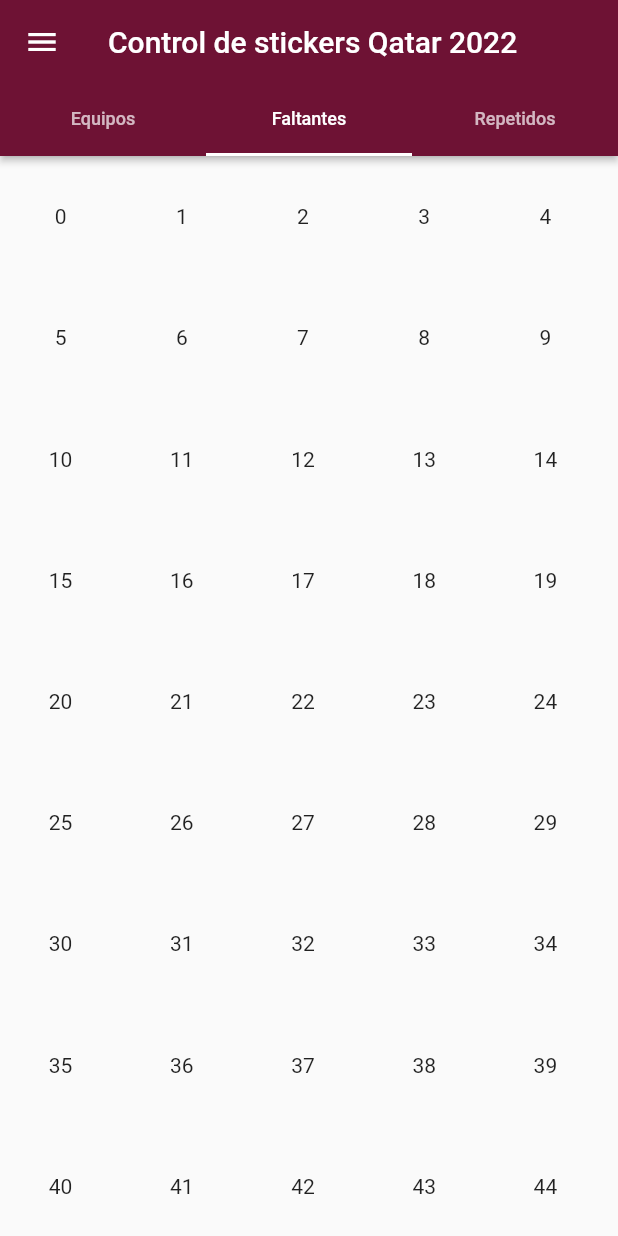
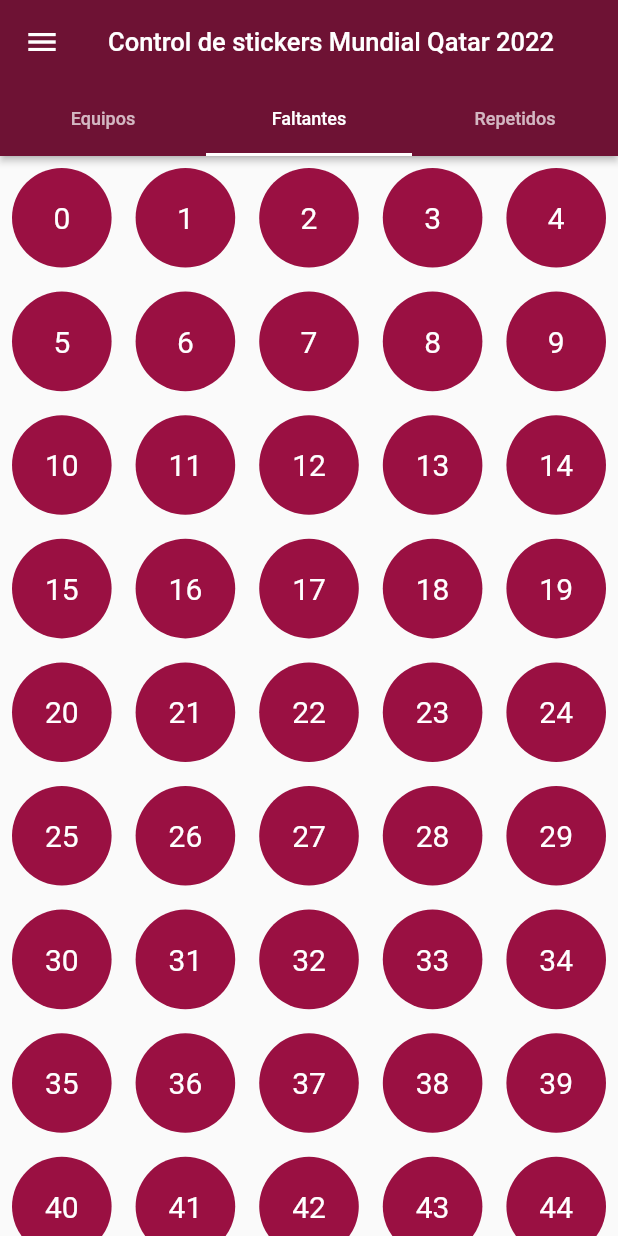
Before and after one commit to david98pp/album_control, a Flutter app: the screen it shows after launch, on a phone screen of 412 x 824 dp. Run offline on Flutter 3.47's test engine with Material 2 defaults, Android fonts, the phone set to English and light mode, and no system bars; our stand-ins replace sembast.

Commit message:
- add menus - add drawer header.jpeg - change styles

```diff
--- /dev/null
+++ b/lib/diff_in_days.dart
@@ -0,0 +1,16 @@
+String diffInDays() {
+  var dateOfWorldCup = DateTime(2022, 11, 20);
+  var currentDate = DateTime.now();
+  var different = currentDate.difference(dateOfWorldCup).inDays;
+  if (different <= 0) {
+    int absValue = different.abs();
+    if (absValue >= 2) {
+      return 'Faltan ${absValue.toString()} días para el mundial';
+    } else if (absValue == 1) {
+      return 'Mañana es el incio de la Copa del Mundo';
+    } else if (absValue == 0) {
+      return 'Hoy incio de la Copa del Mundo';
+    }
+  }
+  return '';
+}
--- a/lib/main.dart
+++ b/lib/main.dart
@@ -1,10 +1,11 @@
 import 'package:album_control/data/album_data.dart';
+import 'package:album_control/diff_in_days.dart';
 import 'package:album_control/model/group_model.dart';
 import 'package:album_control/model/sticker_model.dart';
-import 'package:album_control/provider/groupExpansionProvider.dart';
-import 'package:album_control/provider/stickerProvider.dart';
+import 'package:album_control/provider/group_expansion_provider.dart';
+import 'package:album_control/provider/sticker_provider.dart';
+import 'package:album_control/ui/modals/dialog_update.dart';
 import 'package:flutter/material.dart';
-import 'package:flutter/services.dart';
 import 'package:provider/provider.dart';
 
 late StickerProvider _providerSticker;
@@ -45,7 +46,7 @@ class MyApp extends StatelessWidget {
   @override
   Widget build(BuildContext context) {
     return MaterialApp(
-      title: 'Control de stickers Qatar 2022',
+      title: 'Control de stickers Mundial Qatar 2022',
       theme: ThemeData(primarySwatch: getMaterialColorFromColor(const Color.fromARGB(255, 110, 18, 52))),
       home: ChangeNotifierProvider(create: (_) => StickerProvider(), child: const MyHomePage()),
     );
@@ -71,14 +72,32 @@ class MyHomePage extends StatelessWidget {
             child: ListView(
               padding: EdgeInsets.zero,
               children: [
-                const DrawerHeader(
-                  decoration: BoxDecoration(
-                    color: Colors.blue,
+                DrawerHeader(
+                  decoration: const BoxDecoration(color: Color.fromARGB(255, 110, 18, 52)),
+                  child: Column(
+                    mainAxisSize: MainAxisSize.min,
+                    children: [
+                      Expanded(child: Image.asset("assets/images/header.jpeg", fit: BoxFit.contain)),
+                      Padding(
+                        padding: const EdgeInsets.all(8.0),
+                        child: Text(diffInDays(), style: const TextStyle(color: Colors.white)),
                       ),
-                  child: Text('Drawer Header'),
+                    ],
+                  ),
                 ),
                 ListTile(
+                  leading: const Icon(Icons.data_saver_off_rounded),
                   title: const Text('Estadísticas'),
+                  onTap: () => Navigator.pop(context),
+                ),
+                ListTile(
+                  leading: const Icon(Icons.info_outline_rounded),
+                  title: const Text('Acerca de'),
+                  onTap: () => Navigator.pop(context),
+                ),
+                ListTile(
+                  leading: const Icon(Icons.close),
+                  title: const Text('Cerrar'),
                   onTap: () => Navigator.pop(context),
                 ),
               ],
@@ -86,7 +105,7 @@ class MyHomePage extends StatelessWidget {
           ),
         ),
         appBar: AppBar(
-          title: const Text('Control de stickers Qatar 2022'),
+          title: const Text('Control de stickers Mundial Qatar 2022', style: TextStyle(fontSize: 17)),
           centerTitle: true,
           elevation: 2,
           bottom: providerAlbum.loading
@@ -119,9 +138,12 @@ class MyHomePage extends StatelessWidget {
               )
             : TabBarView(
                 children: <Widget>[
-                  Padding(
-                    padding: const EdgeInsets.only(right: 8.0, bottom: 8.0),
+                  Container(
+                    color: const Color.fromARGB(255, 110, 18, 52),
+                    child: Padding(
+                      padding: const EdgeInsets.all(8.0),
                       child: SingleChildScrollView(
+                        physics: const BouncingScrollPhysics(),
                         child: Column(
                           children: [
                             ...listGroup
@@ -129,11 +151,13 @@ class MyHomePage extends StatelessWidget {
                                   (group) => ChangeNotifierProvider(
                                     create: (_) => GroupExpansionProvider(),
                                     child: Consumer<GroupExpansionProvider>(builder: (_, providerCountry, __) {
-                                    return ExpansionPanelList(
+                                      return Padding(
+                                        padding: const EdgeInsets.all(8.0),
+                                        child: ExpansionPanelList(
                                           children: [
                                             ExpansionPanel(
                                               headerBuilder: (context, isExpanded) {
-                                            return ListTile(title: Text(group.groupName));
+                                                return ListTile(title: Text(group.groupName, style: const TextStyle(fontSize: 20)));
                                               },
                                               canTapOnHeader: true,
                                               isExpanded: providerCountry.isExpanded,
@@ -148,7 +172,7 @@ class MyHomePage extends StatelessWidget {
                                                       group.groupName != 'Especiales'
                                                           ? Text(
                                                               group.countries[j].name,
-                                                          style: const TextStyle(fontSize: 17.0, fontWeight: FontWeight.bold),
+                                                              style: const TextStyle(fontSize: 19.0, fontWeight: FontWeight.bold),
                                                             )
                                                           : Container(),
                                                       GridView.builder(
@@ -163,18 +187,24 @@ class MyHomePage extends StatelessWidget {
                                                               return InkWell(
                                                                 onLongPress: () {
                                                                   Sticker sticker = provider.getSticker(group.countries[j], listSticker, indexc);
-                                                              showDialogUpdate(context, sticker);
+                                                                  showDialogUpdate(context, sticker, _providerSticker);
                                                                 },
                                                                 onTap: () async => await provider.updateQuantityTeams(group.countries[j], listSticker, indexc),
                                                                 child: Stack(
                                                                   children: [
                                                                     Align(
-                                                                    alignment: Alignment.center,
-                                                                    child: Text(listSticker[i + sum].number.toString(), style: const TextStyle(fontSize: 15.0))),
+                                                                      child: Text(
+                                                                        listSticker[i + sum].number.toString(),
+                                                                        style: const TextStyle(fontSize: 18.0, color: Color.fromARGB(255, 110, 18, 52)),
+                                                                      ),
+                                                                    ),
                                                                     if (listSticker[i + sum].repeated > 0)
                                                                       Align(
                                                                         alignment: Alignment.bottomRight,
-                                                                    child: Text(listSticker[i + sum].repeated.toString(), style: const TextStyle(fontSize: 12.0)),
+                                                                        child: Text(
+                                                                          listSticker[i + sum].repeated.toString(),
+                                                                          style: const TextStyle(fontSize: 13.0, color: Color.fromARGB(255, 110, 18, 52)),
+                                                                        ),
                                                                       )
                                                                   ],
                                                                 ),
@@ -193,12 +223,14 @@ class MyHomePage extends StatelessWidget {
                                           expansionCallback: (panelIndex, isExpanded) {
                                             providerCountry.isExpanded = !isExpanded;
                                           },
+                                        ),
                                       );
                                     }),
                                   ),
                                 )
                                 .toList(),
                           ],
+                        ),
                       ),
                     ),
                   ),
@@ -230,19 +262,32 @@ class MyHomePage extends StatelessWidget {
                     builder: (_, provider, __) {
                       List<Sticker> listMissing = [...listSticker];
                       listMissing.removeWhere((element) => element.repeated != 0);
-                      return Padding(
-                        padding: const EdgeInsets.only(right: 8.0, bottom: 8.0),
-                        child: GridView.builder(
+                      return GridView.builder(
+                        gridDelegate: const SliverGridDelegateWithFixedCrossAxisCount(crossAxisCount: 5),
                         itemCount: listMissing.length,
-                          itemBuilder: (context, index) => InkWell(
+                        itemBuilder: (context, index) => Padding(
+                          padding: const EdgeInsets.all(8.0),
+                          child: InkWell(
+                            borderRadius: BorderRadius.circular(100),
+                            radius: 100,
                             onTap: () async => await provider.updateQuantity(listMissing[index]),
-                            onLongPress: () => showDialogUpdate(context, listMissing[index]),
+                            onLongPress: () => showDialogUpdate(context, listMissing[index], _providerSticker),
+                            child: Container(
+                              height: 100,
+                              width: 100,
+                              decoration: BoxDecoration(
+                                color: const Color.fromARGB(255, 154, 16, 66),
+                                borderRadius: BorderRadius.circular(100),
+                              ),
                               child: Align(
                                 alignment: Alignment.center,
-                              child: Text(listMissing[index].number.toString()),
+                                child: Text(
+                                  listMissing[index].number.toString(),
+                                  style: const TextStyle(color: Colors.white, fontSize: 20),
                                 ),
                               ),
-                          gridDelegate: const SliverGridDelegateWithFixedCrossAxisCount(crossAxisCount: 5),
+                            ),
+                          ),
                         ),
                       );
                     },
@@ -257,7 +302,7 @@ class MyHomePage extends StatelessWidget {
                           itemCount: listRepeated.length,
                           itemBuilder: (context, index) => InkWell(
                             onTap: () async => await provider.updateQuantity(listRepeated[index]),
-                            onLongPress: () => showDialogUpdate(context, listRepeated[index]),
+                            onLongPress: () => showDialogUpdate(context, listRepeated[index], _providerSticker),
                             child: Stack(
                               children: [
                                 Align(alignment: Alignment.center, child: Text(listRepeated[index].number.toString())),
@@ -278,62 +323,4 @@ class MyHomePage extends StatelessWidget {
       ),
     );
   }
-
-  void showDialogUpdate(BuildContext context, Sticker sticker) {
-    TextEditingController controller = TextEditingController(text: sticker.repeated.toString());
-
-    String? numberValidator(String? value) {
-      if (value == null) {
-        return null;
 }
-      final n = int.tryParse(value);
-      if (n == null || n < 0) {
-        return '"$value" no es número válido';
-      }
-      return null;
-    }
-
-    showDialog(
-      context: context,
-      builder: (_) => AlertDialog(
-        title: Text('Modificar Sticker ${sticker.number.toString()}'),
-        content: Form(
-          child: Row(
-            mainAxisAlignment: MainAxisAlignment.center,
-            crossAxisAlignment: CrossAxisAlignment.center,
-            children: [
-              IconButton(
-                onPressed: () => controller.text = ((int.tryParse(controller.text) ?? 0) > 0 ? (int.tryParse(controller.text) ?? 1) - 1 : 0).toString(),
-                icon: const Icon(Icons.minimize_sharp),
-              ),
-              Expanded(
-                child: TextFormField(
-                  controller: controller,
-                  textAlign: TextAlign.center,
-                  inputFormatters: [FilteringTextInputFormatter.digitsOnly],
-                  keyboardType: TextInputType.number,
-                  validator: (s) => numberValidator(s),
-                  decoration: const InputDecoration(border: OutlineInputBorder()),
-                ),
-              ),
-              IconButton(
-                onPressed: () => controller.text = ((int.tryParse(controller.text) ?? 0) + 1).toString(),
-                icon: const Icon(Icons.add),
-              ),
-            ],
-          ),
-        ),
-        actions: <Widget>[
-          TextButton(onPressed: () => Navigator.of(context).pop(), child: const Text('Cancelar')),
-          TextButton(
-              onPressed: () async {
-                final navigator = Navigator.of(context);
-                await _providerSticker.updateQuantityModal(sticker, int.tryParse(controller.text) ?? sticker.repeated);
-                navigator.pop();
-              },
-              child: const Text('Grabar')),
-        ],
-      ),
-    );
-  }
-}
--- a/pubspec.yaml
+++ b/pubspec.yaml
@@ -48,7 +48,7 @@ dev_dependencies:
   # activated in the `analysis_options.yaml` file located at the root of your
   # package. See that file for information about deactivating specific lint
   # rules and activating additional ones.
-  flutter_lints: ^2.0.0
+  flutter_lints: ^2.0.1
 
 # For information on the generic Dart part of this file, see the
 # following page: https://dart.dev/tools/pub/pubspec
@@ -62,8 +62,8 @@ flutter:
   uses-material-design: true
 
   # To add assets to your application, add an assets section, like this:
-  # assets:
-  #   - images/a_dot_burr.jpeg
+  assets:
+    - assets/images/
   #   - images/a_dot_ham.jpeg
 
   # An image asset can refer to one or more resolution-specific "variants", see
```
Also changed, not shown: lib/provider/countryExpansionProvider.dart (deleted, +0 -12 lines), lib/ui/modals/dialog_update.dart (added, +63 -0 lines), assets/images/header.jpeg (added), lib/provider/group_expansion_provider.dart (renamed from lib/provider/groupExpansionProvider.dart), lib/provider/sticker_provider.dart (renamed from lib/provider/stickerProvider.dart). Lines whose indentation alone changed are shown as unchanged.
